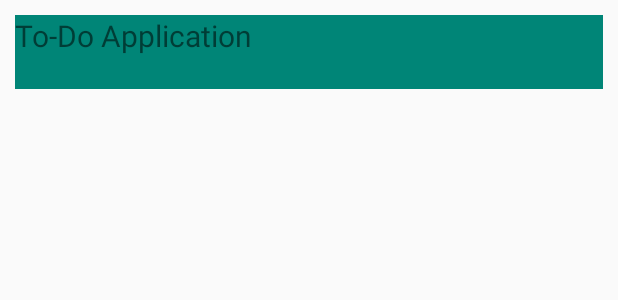
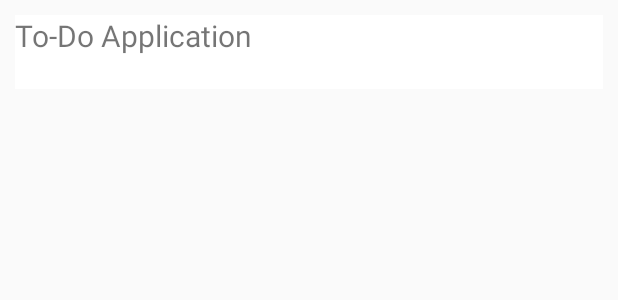
Before and after one commit to kaustuvnandy/ToDoAppProject, an Android app: the layout nav_header.xml on its own in the app's theme, with its tools: preview values and no code run, on a phone screen of 412 x 824 dp. Shown: the top 300 px of the screen. Run offline under Robolectric (Android 15) with nearby library versions, the phone set to English and light mode, and no system bars.

Commit message:
Color holder toast displayed

```diff
--- a/ToDoApp/app/src/main/java/com/project/todoapp/CreateToDoTask.java
+++ b/ToDoApp/app/src/main/java/com/project/todoapp/CreateToDoTask.java
@@ -66,6 +66,7 @@ public class CreateToDoTask extends AppCompatActivity implements ColorPickerDial
     }
 
     public void onColorClick(View view){
+        Toast.makeText(getApplicationContext(),"Tap the middle to select",Toast.LENGTH_LONG).show();
         new ColorPickerDialog(this,this, mPaint.getColor()).show();
     }
 
--- a/ToDoApp/app/src/main/res/layout/nav_header.xml
+++ b/ToDoApp/app/src/main/res/layout/nav_header.xml
@@ -9,7 +9,7 @@
         android:layout_marginStart="10sp"
         android:layout_marginTop="10sp"
         android:layout_marginEnd="10sp"
-        android:background="@color/colorAccent"
+        android:background="@android:color/white"
         android:text="To-Do Application"
         android:textSize="20sp" />
 
@@ -20,7 +20,7 @@
         android:layout_marginStart="10sp"
         android:layout_marginEnd="10sp"
         android:layout_marginBottom="10sp"
-        android:background="@color/colorAccent"
+        android:background="@android:color/white"
         android:text=" "
         android:textSize="16sp" />
 
```
Also changed, not shown: ToDoApp/app/src/main/java/com/project/todoapp/ToDoTaskList.java (+1 -8 lines).
